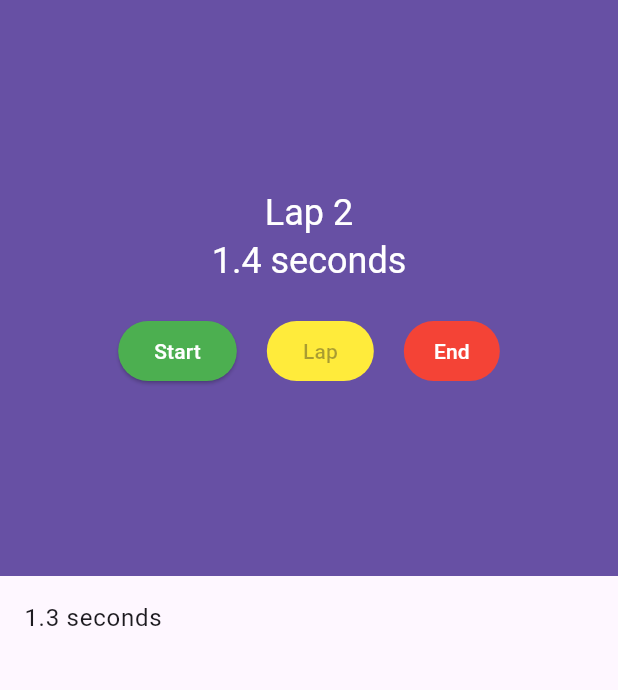
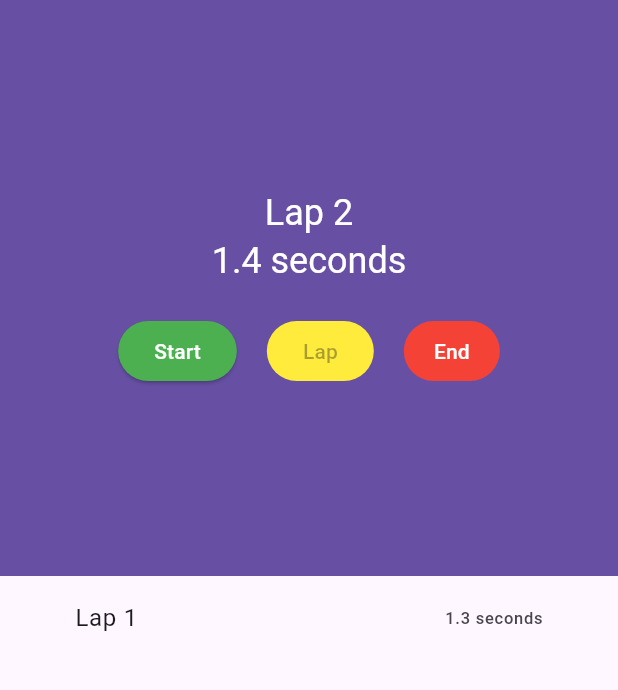
Before and after one commit to tugorez/learning-flutter, a Flutter app: the screen it shows after launch, after a tap on "Start", after a tap on "Lap", after a tap on "End", on a phone screen of 412 x 824 dp, the part 84-774 px from its top. Run offline on Flutter 3.47's test engine with Material 3 defaults, Android fonts, the phone set to English and light mode, and no system bars; our stand-ins replace google_fonts.

Commit message:
Handling large datasets with list builders.

```diff
--- a/stopwatch/lib/stopwatch.dart
+++ b/stopwatch/lib/stopwatch.dart
@@ -13,10 +13,13 @@ class _StopwatchState extends State<Stopwatch> {
   int milliseconds = 0;
   bool isTicking = false;
   final laps = <int>[];
+  final itemHeight = 60.0;
+  ScrollController? scrollController;
 
   @override
   void dispose() {
     timer?.cancel();
+    scrollController?.dispose();
     super.dispose();
   }
 
@@ -51,11 +54,21 @@ class _StopwatchState extends State<Stopwatch> {
   }
 
   Widget _buildLapDisplay(BuildContext context) {
-    return ListView(
-      children: [
-        for (int milliseconds in laps)
-          ListTile(title: Text(_secondsText(milliseconds))),
-      ],
+    return Scrollbar(
+      controller: scrollController,
+      child: ListView.builder(
+        controller: scrollController,
+        itemExtent: itemHeight,
+        itemCount: laps.length,
+        itemBuilder: (context, index) {
+          final milliseconds = laps[index]!;
+          return ListTile(
+            contentPadding: const EdgeInsets.symmetric(horizontal: 50),
+            title: Text('Lap ${index + 1}'),
+            trailing: Text(_secondsText(milliseconds)),
+          );
+        },
+      ),
     );
   }
 
@@ -117,6 +130,7 @@ class _StopwatchState extends State<Stopwatch> {
   void _startTimer() {
     timer?.cancel();
     timer = Timer.periodic(const Duration(milliseconds: 100), _onTick);
+    scrollController = ScrollController();
 
     setState(() {
       isTicking = true;
@@ -128,6 +142,8 @@ class _StopwatchState extends State<Stopwatch> {
   void _stopTimer() {
     timer?.cancel();
     timer = null;
+    scrollController?.dispose();
+    scrollController = null;
 
     setState(() {
       isTicking = false;
@@ -139,6 +155,11 @@ class _StopwatchState extends State<Stopwatch> {
       laps.add(milliseconds);
       milliseconds = 0;
     });
+    scrollController?.animateTo(
+      itemHeight * laps.length,
+      duration: const Duration(milliseconds: 500),
+      curve: Curves.easeIn,
+    );
   }
 
   void _onTick(_) {
```
